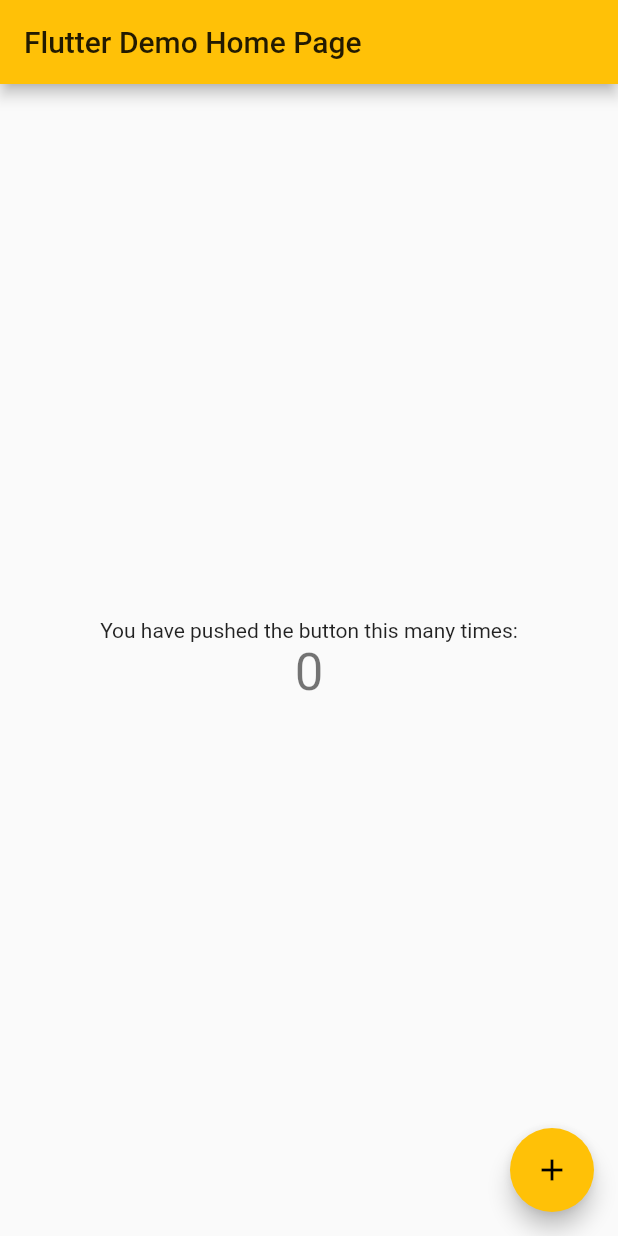
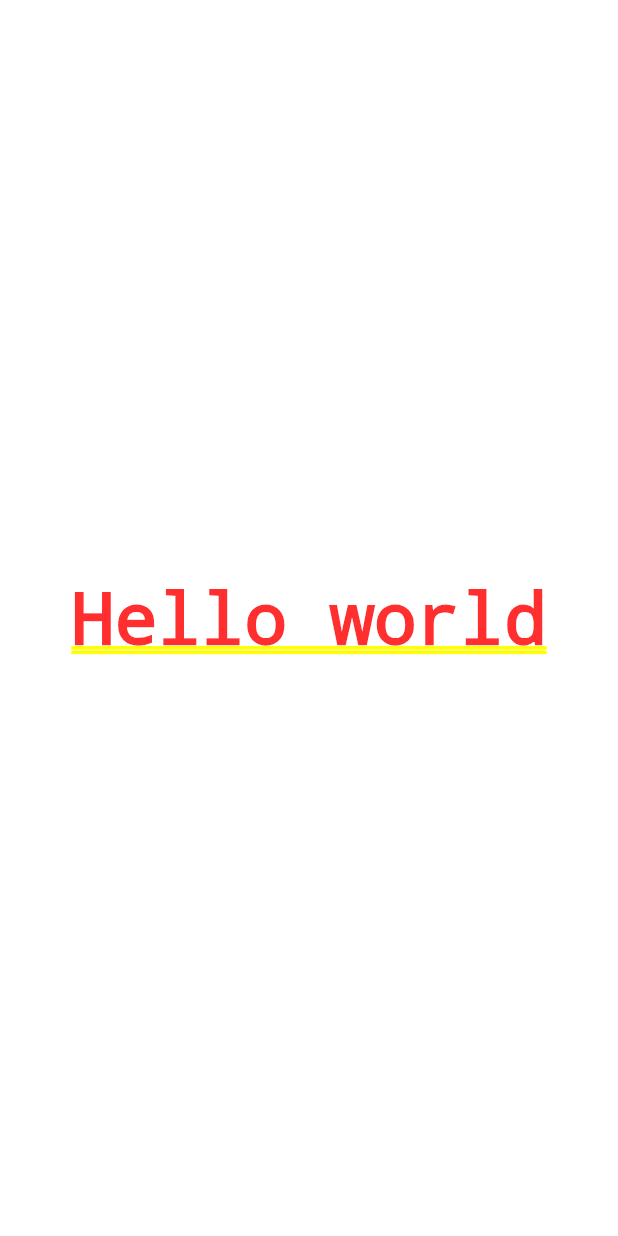
Before and after one commit to victorcabeceira/flutter-bootcamp, a Flutter app: the screen it shows after launch, on a phone screen of 412 x 824 dp. Run offline on Flutter 3.47's test engine with Material 2 defaults, Android fonts, the phone set to English and light mode, and no system bars.

Commit message:
25: Creating a hello world app

```diff
--- a/i_am_rich/i_am_rich/lib/main.dart
+++ b/i_am_rich/i_am_rich/lib/main.dart
@@ -1,111 +1,12 @@
 import 'package:flutter/material.dart';
 
-void main() => runApp(MyApp());
-
-class MyApp extends StatelessWidget {
-  // This widget is the root of your application.
-  @override
-  Widget build(BuildContext context) {
-    return MaterialApp(
-      title: 'Flutter Demo',
-      theme: ThemeData(
-        // This is the theme of your application.
-        //
-        // Try running your application with "flutter run". You'll see the
-        // application has a blue toolbar. Then, without quitting the app, try
-        // changing the primarySwatch below to Colors.green and then invoke
-        // "hot reload" (press "r" in the console where you ran "flutter run",
-        // or simply save your changes to "hot reload" in a Flutter IDE).
-        // Notice that the counter didn't reset back to zero; the application
-        // is not restarted.
-        primarySwatch: Colors.amber,
+// Main function is the starting point for all Flutter apps
+void main() {
+  runApp(
+    MaterialApp(
+      home: Center(
+        child: Text("Hello world"),
       ),
-      home: MyHomePage(title: 'Flutter Demo Home Page'),
-    );
-  }
+    ),
+  );
 }
-
-class MyHomePage extends StatefulWidget {
-  MyHomePage({Key key, this.title}) : super(key: key);
-
-  // This widget is the home page of your application. It is stateful, meaning
-  // that it has a State object (defined below) that contains fields that affect
-  // how it looks.
-
-  // This class is the configuration for the state. It holds the values (in this
-  // case the title) provided by the parent (in this case the App widget) and
-  // used by the build method of the State. Fields in a Widget subclass are
-  // always marked "final".
-
-  final String title;
-
-  @override
-  _MyHomePageState createState() => _MyHomePageState();
-}
-
-class _MyHomePageState extends State<MyHomePage> {
-  int _counter = 0;
-
-  void _incrementCounter() {
-    setState(() {
-      // This call to setState tells the Flutter framework that something has
-      // changed in this State, which causes it to rerun the build method below
-      // so that the display can reflect the updated values. If we changed
-      // _counter without calling setState(), then the build method would not be
-      // called again, and so nothing would appear to happen.
-      _counter++;
-    });
-  }
-
-  @override
-  Widget build(BuildContext context) {
-    // This method is rerun every time setState is called, for instance as done
-    // by the _incrementCounter method above.
-    //
-    // The Flutter framework has been optimized to make rerunning build methods
-    // fast, so that you can just rebuild anything that needs updating rather
-    // than having to individually change instances of widgets.
-    return Scaffold(
-      appBar: AppBar(
-        // Here we take the value from the MyHomePage object that was created by
-        // the App.build method, and use it to set our appbar title.
-        title: Text(widget.title),
-      ),
-      body: Center(
-        // Center is a layout widget. It takes a single child and positions it
-        // in the middle of the parent.
-        child: Column(
-          // Column is also a layout widget. It takes a list of children and
-          // arranges them vertically. By default, it sizes itself to fit its
-          // children horizontally, and tries to be as tall as its parent.
-          //
-          // Invoke "debug painting" (press "p" in the console, choose the
-          // "Toggle Debug Paint" action from the Flutter Inspector in Android
-          // Studio, or the "Toggle Debug Paint" command in Visual Studio Code)
-          // to see the wireframe for each widget.
-          //
-          // Column has various properties to control how it sizes itself and
-          // how it positions its children. Here we use mainAxisAlignment to
-          // center the children vertically; the main axis here is the vertical
-          // axis because Columns are vertical (the cross axis would be
-          // horizontal).
-          mainAxisAlignment: MainAxisAlignment.center,
-          children: <Widget>[
-            Text(
-              'You have pushed the button this many times:',
-            ),
-            Text(
-              '$_counter',
-              style: Theme.of(context).textTheme.display1,
-            ),
-          ],
-        ),
-      ),
-      floatingActionButton: FloatingActionButton(
-        onPressed: _incrementCounter,
-        tooltip: 'Increment',
-        child: Icon(Icons.add),
-      ), // This trailing comma makes auto-formatting nicer for build methods.
-    );
-  }
-}
```
